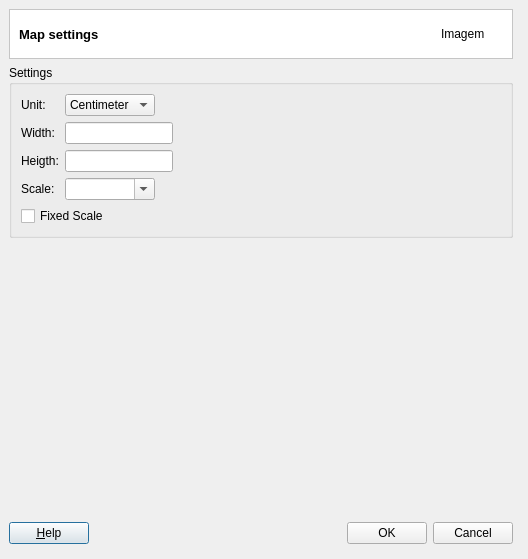
This is src/terralib/layout/qt/ui/MapSettings.ui in claudiobogossian/terraprint as Qt 5 draws it before an edit. The edited form follows.
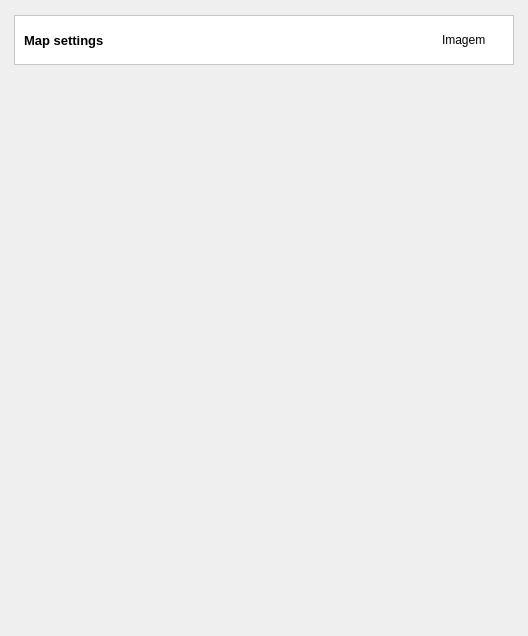
This is the edited form.

Commit message: created a new interface for Map location settings fixes #198 #199

The edit to the form file:
```diff
--- a/src/terralib/layout/qt/ui/MapSettings.ui
+++ b/src/terralib/layout/qt/ui/MapSettings.ui
@@ -7,7 +7,7 @@
     <x>0</x>
     <y>0</y>
     <width>528</width>
-    <height>559</height>
+    <height>636</height>
    </rect>
   </property>
   <property name="sizePolicy">
@@ -25,7 +25,7 @@
   <property name="maximumSize">
    <size>
     <width>528</width>
-    <height>559</height>
+    <height>700</height>
    </size>
   </property>
   <property name="windowTitle">
@@ -34,18 +34,17 @@
   <property name="modal">
    <bool>true</bool>
   </property>
-  <widget class="QWidget" name="layoutWidget">
-   <property name="geometry">
-    <rect>
-     <x>9</x>
-     <y>9</y>
-     <width>504</width>
-     <height>535</height>
-    </rect>
-   </property>
+  <layout class="QGridLayout" name="gridLayout">
+   <item row="0" column="0">
    <layout class="QGridLayout" name="gridLayout_3">
     <item row="0" column="0">
      <widget class="QFrame" name="frame_2">
+       <property name="maximumSize">
+        <size>
+         <width>500</width>
+         <height>50</height>
+        </size>
+       </property>
       <property name="styleSheet">
        <string notr="true">QWidget { background: white }</string>
       </property>
@@ -102,170 +101,6 @@
      </widget>
     </item>
     <item row="1" column="0">
-     <widget class="QGroupBox" name="grpSettings">
-      <property name="title">
-       <string>Settings</string>
-      </property>
-      <property name="flat">
-       <bool>true</bool>
-      </property>
-      <layout class="QGridLayout" name="gridLayout_6">
-       <item row="0" column="0">
-        <layout class="QGridLayout" name="gridLayout_5">
-         <item row="0" column="0">
-          <layout class="QVBoxLayout" name="verticalLayout">
-           <item>
-            <widget class="QLabel" name="label_4">
-             <property name="text">
-              <string>Unit:</string>
-             </property>
-            </widget>
-           </item>
-           <item>
-            <widget class="QLabel" name="label">
-             <property name="text">
-              <string>Width:</string>
-             </property>
-            </widget>
-           </item>
-           <item>
-            <widget class="QLabel" name="label_2">
-             <property name="text">
-              <string>Heigth:</string>
-             </property>
-            </widget>
-           </item>
-           <item>
-            <widget class="QLabel" name="label_3">
-             <property name="text">
-              <string>Scale:</string>
-             </property>
-            </widget>
-           </item>
-          </layout>
-         </item>
-         <item row="0" column="1">
-          <layout class="QGridLayout" name="gridLayout">
-           <item row="0" column="0">
-            <widget class="QComboBox" name="cmbUnit">
-             <item>
-              <property name="text">
-               <string>Centimeter</string>
-              </property>
-             </item>
-             <item>
-              <property name="text">
-               <string>Millimeter</string>
-              </property>
-             </item>
-            </widget>
-           </item>
-           <item row="0" column="1">
-            <spacer name="horizontalSpacer_4">
-             <property name="orientation">
-              <enum>Qt::Horizontal</enum>
-             </property>
-             <property name="sizeHint" stdset="0">
-              <size>
-               <width>40</width>
-               <height>20</height>
-              </size>
-             </property>
-            </spacer>
-           </item>
-           <item row="1" column="0" colspan="2">
-            <widget class="QLineEdit" name="lneWidth">
-             <property name="sizePolicy">
-              <sizepolicy hsizetype="Fixed" vsizetype="Fixed">
-               <horstretch>0</horstretch>
-               <verstretch>0</verstretch>
-              </sizepolicy>
-             </property>
-             <property name="inputMask">
-              <string/>
-             </property>
-            </widget>
-           </item>
-           <item row="1" column="2">
-            <spacer name="horizontalSpacer_5">
-             <property name="orientation">
-              <enum>Qt::Horizontal</enum>
-             </property>
-             <property name="sizeHint" stdset="0">
-              <size>
-               <width>40</width>
-               <height>20</height>
-              </size>
-             </property>
-            </spacer>
-           </item>
-           <item row="2" column="0" colspan="2">
-            <widget class="QLineEdit" name="lneHeight">
-             <property name="sizePolicy">
-              <sizepolicy hsizetype="Fixed" vsizetype="Fixed">
-               <horstretch>0</horstretch>
-               <verstretch>0</verstretch>
-              </sizepolicy>
-             </property>
-             <property name="inputMask">
-              <string/>
-             </property>
-            </widget>
-           </item>
-           <item row="2" column="2">
-            <spacer name="horizontalSpacer_6">
-             <property name="orientation">
-              <enum>Qt::Horizontal</enum>
-             </property>
-             <property name="sizeHint" stdset="0">
-              <size>
-               <width>40</width>
-               <height>20</height>
-              </size>
-             </property>
-            </spacer>
-           </item>
-           <item row="3" column="0">
-            <widget class="QComboBox" name="cmbScale">
-             <property name="sizePolicy">
-              <sizepolicy hsizetype="Preferred" vsizetype="Fixed">
-               <horstretch>0</horstretch>
-               <verstretch>0</verstretch>
-              </sizepolicy>
-             </property>
-             <property name="editable">
-              <bool>true</bool>
-             </property>
-            </widget>
-           </item>
-           <item row="3" column="1">
-            <spacer name="horizontalSpacer_7">
-             <property name="orientation">
-              <enum>Qt::Horizontal</enum>
-             </property>
-             <property name="sizeHint" stdset="0">
-              <size>
-               <width>40</width>
-               <height>20</height>
-              </size>
-             </property>
-            </spacer>
-           </item>
-          </layout>
-         </item>
-        </layout>
-       </item>
-       <item row="1" column="0">
-        <widget class="QCheckBox" name="ckbFixedScale">
-         <property name="text">
-          <string>Fixed Scale</string>
-         </property>
-        </widget>
-       </item>
-      </layout>
-     </widget>
-    </item>
-    <item row="2" column="0">
      <layout class="QGridLayout" name="gridLayout_2">
       <property name="sizeConstraint">
        <enum>QLayout::SetFixedSize</enum>
@@ -273,7 +108,7 @@
       <item row="0" column="0">
        <widget class="QWidget" name="m_widget_MapChoice" native="true">
         <property name="sizePolicy">
-         <sizepolicy hsizetype="Fixed" vsizetype="Fixed">
+          <sizepolicy hsizetype="Minimum" vsizetype="Minimum">
           <horstretch>0</horstretch>
           <verstretch>0</verstretch>
          </sizepolicy>
@@ -281,59 +116,22 @@
         <property name="minimumSize">
          <size>
           <width>500</width>
-          <height>280</height>
-         </size>
-        </property>
-       </widget>
-      </item>
-     </layout>
-    </item>
-    <item row="3" column="0">
-     <layout class="QHBoxLayout" name="horizontalLayout_6">
-      <property name="sizeConstraint">
-       <enum>QLayout::SetFixedSize</enum>
-      </property>
-      <item>
-       <widget class="QPushButton" name="helpPushButton">
-        <property name="text">
-         <string>&amp;Help</string>
-        </property>
-        <property name="shortcut">
-         <string>Alt+H</string>
-        </property>
-       </widget>
-      </item>
-      <item>
-       <spacer name="horizontalSpacer_3">
-        <property name="orientation">
-         <enum>Qt::Horizontal</enum>
-        </property>
-        <property name="sizeHint" stdset="0">
+           <height>550</height>
+          </size>
+         </property>
+         <property name="maximumSize">
          <size>
-          <width>128</width>
-          <height>20</height>
-         </size>
-        </property>
-       </spacer>
-      </item>
-      <item>
-       <widget class="QPushButton" name="pBtnOK">
-        <property name="text">
-         <string>OK</string>
-        </property>
-       </widget>
-      </item>
-      <item>
-       <widget class="QPushButton" name="pBtnCancel">
-        <property name="text">
-         <string>Cancel</string>
-        </property>
-       </widget>
+           <width>500</width>
+           <height>550</height>
+          </size>
+         </property>
+        </widget>
+       </item>
+      </layout>
       </item>
      </layout>
     </item>
    </layout>
-  </widget>
  </widget>
  <resources/>
  <connections/>
```
Lines whose indentation alone changed are shown as unchanged. The commit also changes 23 other files.
